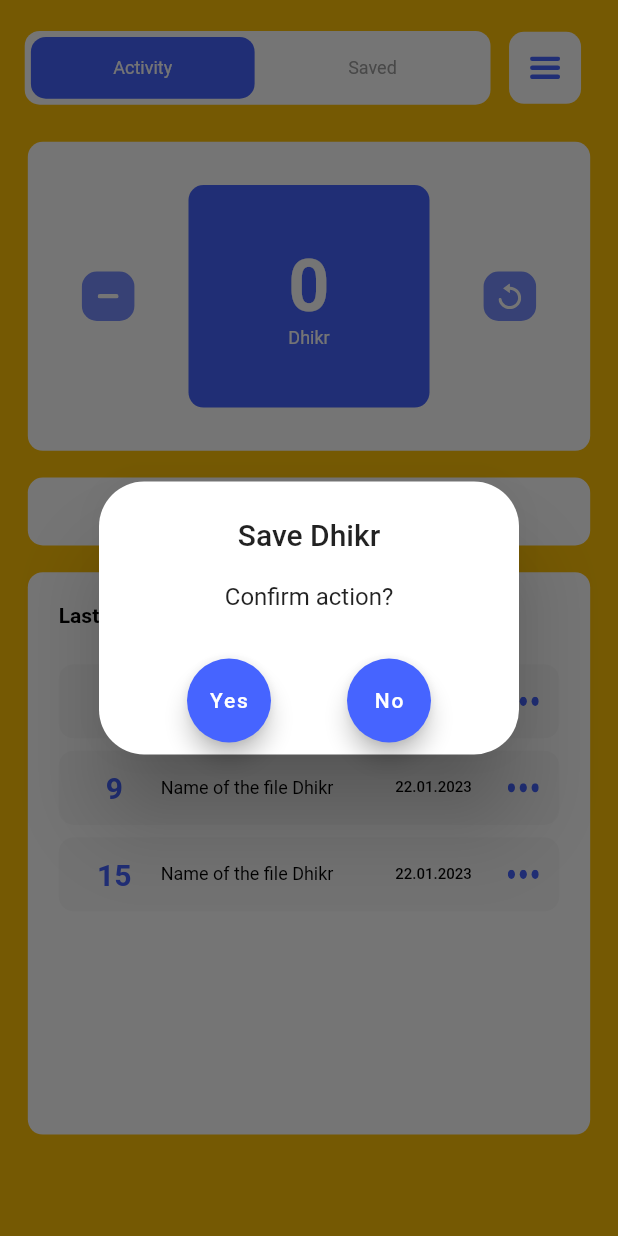
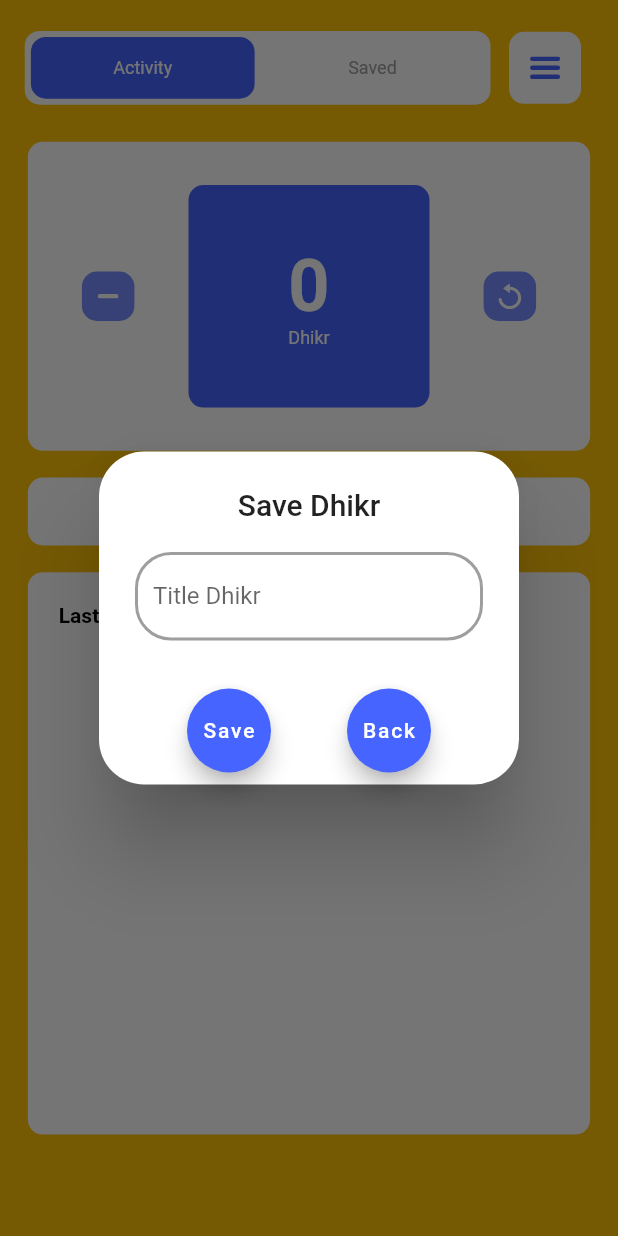
Before and after one commit to Kuzetov-Alexander/project_tasbik, a Flutter app: the screen it shows after launch, after a tap on "Save Dhikr", on a phone screen of 412 x 824 dp. Run offline on Flutter 3.47's test engine with Material 2 defaults, Android fonts, the phone set to English and light mode, and no system bars; our stand-ins replace flutter_svg, hive, hive_flutter, shared_preferences, sizer; accounts and stored records are empty.

Commit message:
11.02.2023

```diff
--- a/lib/main.dart
+++ b/lib/main.dart
@@ -1,10 +1,18 @@
 import 'package:flutter/material.dart';
 import 'package:flutter_svg/flutter_svg.dart';
+import 'package:hive_flutter/hive_flutter.dart';
+
+import 'package:shared_preferences/shared_preferences.dart';
+
 import 'package:sizer/sizer.dart';
 import 'package:tasbix/widgets/counter_widget.dart';
-import 'package:tasbix/widgets/small_container.dart';
+import 'package:tasbix/widgets/generate_class.dart';
 
-void main() {
+Future<void> main() async {
+  WidgetsFlutterBinding.ensureInitialized();
+  await Hive.initFlutter();
+  Hive.registerAdapter(DhikrAdapter());
+
   runApp(const MyApp());
 }
 
@@ -32,6 +40,39 @@ class MyHomePage extends StatefulWidget {
 
 class _MyHomePageState extends State<MyHomePage> {
   bool _switcher = false;
+
+  final _titleDhikrController = TextEditingController();
+
+  @override
+  void dispose() {
+    _titleDhikrController.dispose();
+    super.dispose();
+  }
+
+  Future<Widget> getObjectFromHive() async {
+    var box = await Hive.openBox('myBox');
+    if (box.keys.length == 0 || box.keys.length == null) {
+      return const Text('no basa');
+    }
+    var listSaved = box.keys.toList();
+
+    return SizedBox(
+      height: 100,
+      child: ListView.builder(
+        itemCount: listSaved.length,
+        itemBuilder: (context, index) {
+          var dhikr = box.get(listSaved[index]) as Dhikr;
+
+          return Row(
+            children: [
+              Text(dhikr.title),
+            ],
+          );
+        },
+      ),
+    );
+  }
+
   void func() {
     setState(() {});
   }
@@ -219,24 +260,64 @@ class _MyHomePageState extends State<MyHomePage> {
                                 'Save Dhikr',
                                 textAlign: TextAlign.center,
                               ),
-                              content: const Text(
-                                'Confirm action?',
-                                textAlign: TextAlign.center,
+                              content: TextFormField(
+                                controller: _titleDhikrController,
+                                decoration: const InputDecoration(
+                                  focusedBorder: OutlineInputBorder(
+                                    borderRadius: BorderRadius.all(
+                                      Radius.circular(24),
+                                    ),
+                                    borderSide: BorderSide(
+                                      color: Colors.amber,
+                                      width: 2,
+                                    ),
+                                  ),
+                                  enabledBorder: OutlineInputBorder(
+                                    borderRadius: BorderRadius.all(
+                                      Radius.circular(24),
+                                    ),
+                                    borderSide: BorderSide(
+                                      color: Colors.grey,
+                                      width: 2,
+                                    ),
+                                  ),
+                                  labelText: 'Title Dhikr',
+                                ),
                               ),
                               actions: [
                                 FloatingActionButton(
-                                  onPressed: () {
-                                    Navigator.pop(context);
+                                  onPressed: () async {
+                                    var box = await Hive.openBox('myBox');
+                                    var id =
+                                        DateTime.now().millisecondsSinceEpoch;
+                                    final prefs =
+                                        await SharedPreferences.getInstance();
+                                    var counter = prefs.containsKey('counter')
+                                        ? prefs.getInt('counter')!
+                                        : 0;
+                                    box.put(
+                                        id.toString(),
+                                        Dhikr(
+                                            title: _titleDhikrController.text,
+                                            counter: counter,
+                                            dateTime: DateTime.now()));
+
+                                    void bbb() {
+                                      Navigator.pop(context);
+                                      setState(() {});
+                                    }
+
+                                    bbb();
                                   },
                                   backgroundColor: const Color(0xff4664FF),
-                                  child: const Text('Yes'),
+                                  child: const Text('Save'),
                                 ),
                                 FloatingActionButton(
                                   onPressed: () {
                                     Navigator.pop(context);
                                   },
                                   backgroundColor: const Color(0xff4664FF),
-                                  child: const Text('No'),
+                                  child: const Text('Back'),
                                 )
                               ],
                             ),
@@ -286,17 +367,27 @@ class _MyHomePageState extends State<MyHomePage> {
                         SizedBox(
                             height: mapperOrientation(
                                 portrait: 3.h, landscape: 1.h)),
-                        const SmallContainer(
-                          number: 14,
-                        ),
-                        SizedBox(height: 1.h),
-                        const SmallContainer(
-                          number: 9,
-                        ),
-                        SizedBox(height: 1.h),
-                        const SmallContainer(
-                          number: 15,
-                        ),
+                        FutureBuilder(
+                          future: getObjectFromHive(),
+                          builder: (context, snapshot) {
+                            if (snapshot.hasData) {
+                              return snapshot.data!;
+                            }
+                            return const Text('asd');
+                          },
+                        )
+
+                        // const SmallContainer(
+                        //   number: 14,
+                        // ),
+                        // SizedBox(height: 1.h),
+                        // const SmallContainer(
+                        //   number: 9,
+                        // ),
+                        // SizedBox(height: 1.h),
+                        // const SmallContainer(
+                        //   number: 15,
+                        // ),
                       ],
                     ),
                   ),
--- /dev/null
+++ b/lib/widgets/generate_class.dart
@@ -0,0 +1,21 @@
+import 'package:hive/hive.dart';
+
+part 'generate_class.g.dart';
+
+@HiveType(typeId: 50)
+class Dhikr {
+  Dhikr({required this.title, required this.counter, required this.dateTime});
+
+  @HiveField(0)
+  String title;
+
+  @HiveField(1)
+  int counter;
+
+  @HiveField(2)
+  DateTime dateTime;
+
+  void updateDataDhikr() {}
+
+  void removeDhikr() {}
+}
--- a/lib/widgets/small_container.dart
+++ b/lib/widgets/small_container.dart
@@ -15,7 +15,8 @@ class SmallContainer extends StatefulWidget {
 class _SmallContainerState extends State<SmallContainer> {
   @override
   Widget build(BuildContext context) {
-    return Container(
+    return SingleChildScrollView(
+      child: Container(
         decoration: const ShapeDecoration(
           shape: RoundedRectangleBorder(
             borderRadius: BorderRadius.all(
@@ -58,7 +59,9 @@ class _SmallContainerState extends State<SmallContainer> {
             const Text(
               '22.01.2023',
               style: TextStyle(
-                fontWeight: FontWeight.w500, fontSize: 10, color: Colors.black),
+                  fontWeight: FontWeight.w500,
+                  fontSize: 10,
+                  color: Colors.black),
               //  Color(0xff9F9F9F)),
             ),
             SizedBox(width: 2.5.w),
@@ -77,6 +80,7 @@ class _SmallContainerState extends State<SmallContainer> {
             SizedBox(height: 1.h),
           ],
         ),
+      ),
     );
   }
 }
--- a/pubspec.yaml
+++ b/pubspec.yaml
@@ -37,6 +37,11 @@ dependencies:
   flutter_svg: ^1.1.6
   google_fonts: ^3.0.1
   shared_preferences: ^2.0.17
+  hive: ^2.2.3
+  hive_flutter: ^1.1.0
+  hive_generator: ^2.0.0
+  build_runner: ^2.3.3
+  intl: ^0.18.0
 
 dev_dependencies:
   flutter_test:
```
Also changed, not shown: lib/widgets/generate_class.g.dart (added), pubspec.lock. Lines whose indentation alone changed are shown as unchanged.
